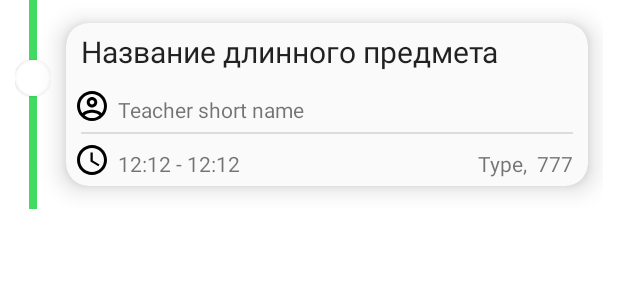
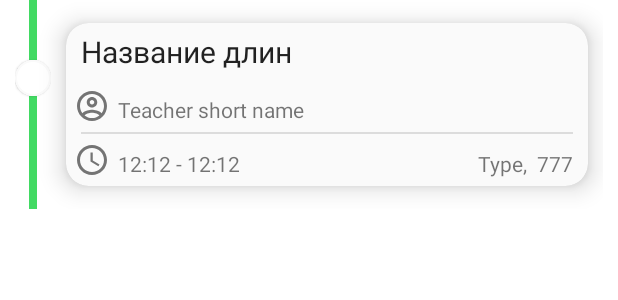
Before and after one commit to FROLoriginal/schedule, an Android app: the layout card_view.xml on its own in the app's theme, with its tools: preview values and no code run, on a phone screen of 412 x 824 dp. Shown: the top 300 px of the screen. Run offline under Robolectric (Android 15) with nearby library versions, the phone set to English and light mode, and no system bars.

Commit message:
Незначительные изменения

```diff
--- /dev/null
+++ b/app/src/main/res/drawable/ic_click.xml
@@ -0,0 +1,13 @@
+<vector xmlns:android="http://schemas.android.com/apk/res/android"
+    android:width="24dp"
+    android:height="24dp"
+    android:viewportWidth="24"
+    android:viewportHeight="24"
+    android:alpha="0.84">
+  <path
+      android:fillColor="#FF000000"
+      android:pathData="M19,9.5L19,9.5c-0.5,0 -0.9,0.2 -1.3,0.5c-0.3,-0.8 -1,-1.3 -1.8,-1.3c-0.5,0 -1,0.2 -1.3,0.6c-0.3,-0.6 -1,-1.1 -1.7,-1.1h0c-0.4,0 -0.8,0.1 -1.1,0.4V3.9c0,-1.1 -0.9,-2 -1.9,-2c-1,0 -1.9,0.9 -1.9,2L8,13l-0.5,-0.6c-0.5,-0.6 -1.1,-0.9 -1.8,-1c-0.7,0 -1.4,0.2 -1.9,0.7l-0.4,0.4c-0.1,0.1 -0.2,0.3 -0.1,0.5l4.3,8.4c0.8,1.5 2.3,2.5 3.9,2.5h4.9v0c2.5,0 4.5,-2.2 4.5,-4.8c0,-1.2 0,-2.1 0,-2.8c0,-1.9 0,-2.6 0,-4.7C20.9,10.4 20,9.5 19,9.5zM20.1,16.2c0,0.7 0,1.6 0,2.8c0,2.2 -1.7,4 -3.7,4h-4.9c-1.3,0 -2.6,-0.8 -3.2,-2.1L4,12.9l0.2,-0.2c0,0 0,0 0,0c0.4,-0.3 0.8,-0.5 1.3,-0.5c0.5,0 1,0.3 1.3,0.7l1.2,1.5c0.1,0.1 0.3,0.2 0.4,0.1c0.2,-0.1 0.3,-0.2 0.3,-0.4l0,-10.2c0,-0.7 0.5,-1.2 1.1,-1.2S11,3.3 11,3.9v6.1c0,0 0,0 0,0.1c0,0 0,0 0,0v2.6c0,0.2 0.2,0.4 0.4,0.4s0.4,-0.2 0.4,-0.4v-2.7c0,-0.6 0.5,-1.1 1.1,-1.1h0c0.6,0 1.1,0.5 1.1,1.2v2.4c0,0.2 0.2,0.4 0.4,0.4s0.4,-0.2 0.4,-0.4v-1.9c0,-0.7 0.5,-1.2 1.1,-1.2c0.6,0 1.1,0.5 1.1,1.2v1.8c0,0.2 0.2,0.4 0.4,0.4s0.4,-0.2 0.4,-0.4v-1c0,-0.7 0.5,-1.2 1.1,-1.2h0c0.6,0 1.1,0.5 1.1,1.2C20.1,13.6 20.1,14.3 20.1,16.2z"/>
+  <path
+      android:fillColor="#FF000000"
+      android:pathData="M6.7,4.1c0.2,0 0.4,-0.2 0.4,-0.4C7.1,2.2 8.4,1 9.9,1c1.5,0 2.7,1.2 2.8,2.7c0,0.2 0.2,0.4 0.4,0.4c0.2,0 0.4,-0.2 0.4,-0.4c0,-2 -1.6,-3.5 -3.6,-3.5c-2,0 -3.5,1.6 -3.6,3.5C6.3,3.9 6.5,4.1 6.7,4.1z"/>
+</vector>
--- a/app/src/main/res/drawable/schedule.xml
+++ b/app/src/main/res/drawable/schedule.xml
@@ -5,5 +5,6 @@
     android:viewportHeight="24">
   <path
       android:fillColor="#FF000000"
+      android:fillAlpha="0.54"
       android:pathData="M11.99,2C6.47,2 2,6.48 2,12s4.47,10 9.99,10C17.52,22 22,17.52 22,12S17.52,2 11.99,2zM12,20c-4.42,0 -8,-3.58 -8,-8s3.58,-8 8,-8 8,3.58 8,8 -3.58,8 -8,8zM12.5,7L11,7v6l5.25,3.15 0.75,-1.23 -4.5,-2.67z"/>
 </vector>
--- a/app/src/main/res/drawable/teacher.xml
+++ b/app/src/main/res/drawable/teacher.xml
@@ -4,6 +4,7 @@
     android:viewportWidth="24"
     android:viewportHeight="24">
   <path
-      android:fillColor="#FF000000"
+      android:fillColor="@android:color/black"
+      android:fillAlpha="0.54"
       android:pathData="M12,2C6.48,2 2,6.48 2,12s4.48,10 10,10 10,-4.48 10,-10S17.52,2 12,2zM7.07,18.28c0.43,-0.9 3.05,-1.78 4.93,-1.78s4.51,0.88 4.93,1.78C15.57,19.36 13.86,20 12,20s-3.57,-0.64 -4.93,-1.72zM18.36,16.83c-1.43,-1.74 -4.9,-2.33 -6.36,-2.33s-4.93,0.59 -6.36,2.33C4.62,15.49 4,13.82 4,12c0,-4.41 3.59,-8 8,-8s8,3.59 8,8c0,1.82 -0.62,3.49 -1.64,4.83zM12,6c-1.94,0 -3.5,1.56 -3.5,3.5S10.06,13 12,13s3.5,-1.56 3.5,-3.5S13.94,6 12,6zM12,11c-0.83,0 -1.5,-0.67 -1.5,-1.5S11.17,8 12,8s1.5,0.67 1.5,1.5S12.83,11 12,11z"/>
 </vector>
--- a/app/src/main/res/layout/card_view.xml
+++ b/app/src/main/res/layout/card_view.xml
@@ -70,21 +70,22 @@
                     android:layout_marginLeft="10dp"
                     android:layout_marginTop="5dp"
                     android:layout_marginRight="5dp"
-
                     android:layout_marginBottom="5dp"
                     android:ellipsize="end"
                     android:maxLines="1"
-                    android:text="Название длинного предмета"
+                    android:text="Название длин"
                     android:textAppearance="@style/TextAppearance.AppCompat.Large"
                     android:textSize="20sp" />
 
                 <ImageView
                     android:id="@+id/show_optionally_subjects"
-                    android:layout_width="48dp"
-                    android:layout_height="48dp"
-                    android:padding="12dp"
-                    android:visibility="gone"
-                    app:srcCompat="@drawable/ic_show_more24px" />
+                    android:layout_width="match_parent"
+                    android:layout_height="24dp"
+                    android:layout_marginTop="12dp"
+                    android:layout_marginRight="12dp"
+                    android:scaleType="fitEnd"
+                    android:src="@drawable/ic_click"
+                    android:visibility="gone" />
             </LinearLayout>
 
             <LinearLayout
--- a/app/src/main/res/layout/schedule_header_card_view.xml
+++ b/app/src/main/res/layout/schedule_header_card_view.xml
@@ -14,7 +14,7 @@
         android:gravity="bottom"
         android:paddingLeft="16dp"
         android:paddingBottom="16dp"
-        android:text="День"
+        android:text="Сегодня, 24 апреля"
         android:textAppearance="@style/TextAppearance.AppCompat.Medium"
         android:textColor="@android:color/white"
         android:textSize="20sp"
--- a/app/src/main/res/values/strings.xml
+++ b/app/src/main/res/values/strings.xml
@@ -5,8 +5,10 @@
     <string name="title_tasks">Задания</string>
     <string name="title_settings">Насройки</string>
     <string name="unknownGroup">Данной группы не существует.</string>
-    <string name="internalErrorOccurred">Произошла внутренняя ошибка.</string>
-    <string name="connectionError">Произошла ошибка сети.</string>
+    <string name="internalErrorOccurred">Произошла внутренняя ошибка</string>
+    <string name="connectionError">Произошла ошибка сети</string>
     <string name="getSchedule">Получить расписание</string>
     <string name="hintGetSchedule">НПИбд–01–19</string>
+
+    <string name="today_ru">Сегодня</string>
 </resources>
```
Also changed, not shown: app/src/main/java/com/example/schedule/ScheduleConstants.java (+8 -6 lines), app/src/main/java/com/example/schedule/Utils.java (+3 -4 lines), app/src/main/java/com/example/schedule/ui/LoginActivity.java (+17 -15 lines), app/src/main/java/com/example/schedule/ui/schedule/ScheduleFragment.java (+28 -4 lines), app/src/main/java/com/example/schedule/ui/schedule/ScheduleRecyclerViewAdapter.java (+45 -13 lines).
